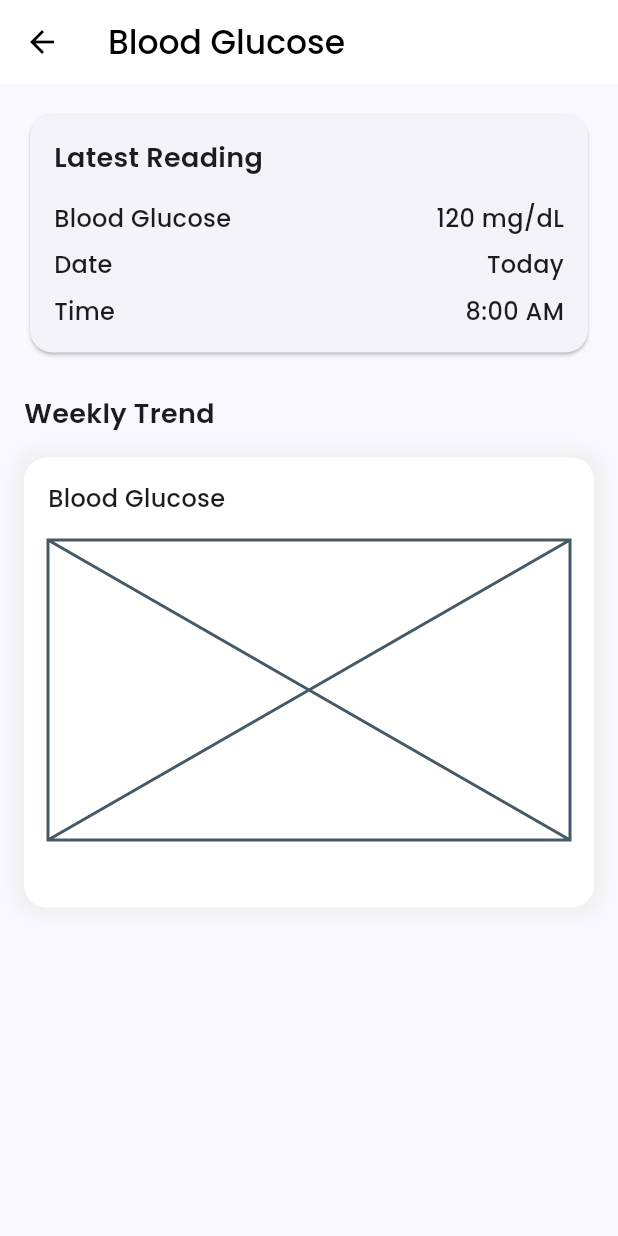
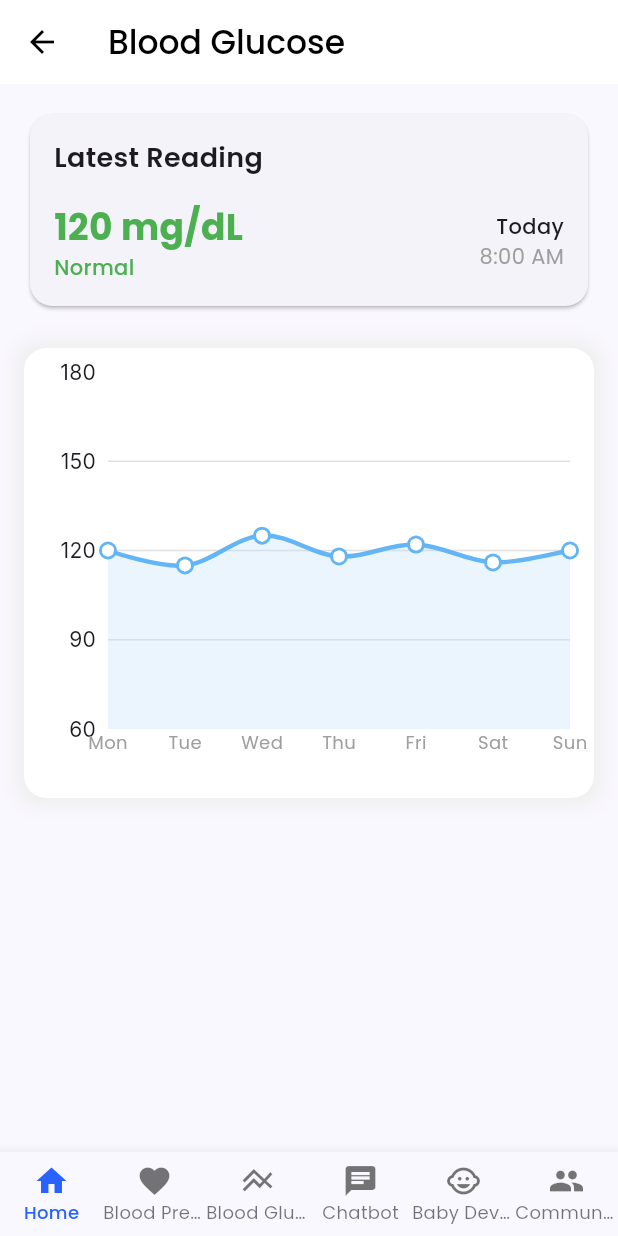
Before and after one commit to GlucoCorp/glucorp_mobile, a Flutter app: the BloodGlucoseScreen screen opened directly, on a phone screen of 412 x 824 dp. Run offline on Flutter 3.47's test engine with Material 3 defaults, Android fonts, the phone set to English and light mode, and no system bars; drawn by our look-alikes of fl_chart; our stand-ins replace flutter_local_notifications, google_fonts, smooth_page_indicator, timezone.

Commit message:
flutter version

```diff
--- a/lib/routes/baby_dev.dart
+++ b/lib/routes/baby_dev.dart
@@ -1,5 +1,7 @@
 import 'package:flutter/material.dart';
 import 'package:intl/intl.dart';
+import 'package:google_fonts/google_fonts.dart';
+import '../widgets/navigation_config.dart';
 
 class PregnancyTracker extends StatefulWidget {
   const PregnancyTracker({Key? key}) : super(key: key);
@@ -10,6 +12,7 @@ class PregnancyTracker extends StatefulWidget {
 
 class _PregnancyTrackerState extends State<PregnancyTracker> {
   int _currentWeek = 1;
+  int _currentIndex = 0;
   DateTime? _dueDate;
   final TextEditingController _weekController = TextEditingController();
 
@@ -182,18 +185,11 @@ class _PregnancyTrackerState extends State<PregnancyTracker> {
                         ],
                       ),
                     ),
-                    // Placeholder for weekly development image
-                    Container(
+                    Image.asset(
+                      'assets/images/embryo.jpeg',
                       height: 200,
                       width: double.infinity,
-                      color: Colors.grey[200],
-                      child: Center(
-                        child: Icon(
-                          Icons.child_care,
-                          size: 100,
-                          color: Colors.grey[400],
-                        ),
-                      ),
+                      fit: BoxFit.cover,
                     ),
                   ],
                 ),
@@ -202,7 +198,14 @@ class _PregnancyTrackerState extends State<PregnancyTracker> {
           ),
         ],
       ),
+      bottomNavigationBar: NavigationConfig().buildBottomNav(context),
     );
+  }
+
+  void _onBottomNavigationTap(int index) {
+    setState(() {
+      _currentIndex = index;
+    });
   }
 
   @override
--- a/lib/routes/blood_glucose.dart
+++ b/lib/routes/blood_glucose.dart
@@ -1,8 +1,25 @@
+// blood_glucose.dart
 import 'package:flutter/material.dart';
 import 'package:google_fonts/google_fonts.dart';
+import 'package:fl_chart/fl_chart.dart';
+import'package:glucorp_mobile/widgets/navigation_config.dart';
 
-// Blood Glucose Page
-class BloodGlucoseScreen extends StatelessWidget {
+class BloodGlucoseScreen extends StatefulWidget {
+  @override
+  _BloodGlucoseScreenState createState() => _BloodGlucoseScreenState();
+}
+
+class _BloodGlucoseScreenState extends State<BloodGlucoseScreen> {
+  final List<FlSpot> glucoseReadings = [
+    FlSpot(0, 120),
+    FlSpot(1, 115),
+    FlSpot(2, 125),
+    FlSpot(3, 118),
+    FlSpot(4, 122),
+    FlSpot(5, 116),
+    FlSpot(6, 120),
+  ];
+
   @override
   Widget build(BuildContext context) {
     return Scaffold(
@@ -26,7 +43,18 @@ class BloodGlucoseScreen extends StatelessWidget {
         child: Column(
           crossAxisAlignment: CrossAxisAlignment.start,
           children: [
-            Card(
+            _buildLatestReading(),
+            SizedBox(height: 24),
+            _buildWeeklyTrend(),
+          ],
+        ),
+      ),
+       bottomNavigationBar: NavigationConfig().buildBottomNav(context),
+    );
+  }
+
+  Widget _buildLatestReading() {
+    return Card(
       shape: RoundedRectangleBorder(
         borderRadius: BorderRadius.circular(15),
       ),
@@ -46,76 +74,53 @@ class BloodGlucoseScreen extends StatelessWidget {
             Row(
               mainAxisAlignment: MainAxisAlignment.spaceBetween,
               children: [
+                Column(
+                  crossAxisAlignment: CrossAxisAlignment.start,
+                  children: [
                     Text(
-                          'Blood Glucose',
+                      '120 mg/dL',
                       style: GoogleFonts.poppins(
-                            fontSize: 16,
-                            fontWeight: FontWeight.w500,
+                        fontSize: 24,
+                        fontWeight: FontWeight.bold,
+                        color: _getGlucoseColor(120),
                       ),
                     ),
                     Text(
-                          '120 mg/dL',
+                      'Normal',
                       style: GoogleFonts.poppins(
-                            fontSize: 16,
+                        color: Colors.green,
                         fontWeight: FontWeight.w500,
                       ),
                     ),
                   ],
                 ),
-                    SizedBox(height: 8),
-                    Row(
-                      mainAxisAlignment: MainAxisAlignment.spaceBetween,
+                Column(
+                  crossAxisAlignment: CrossAxisAlignment.end,
                   children: [
-                        Text(
-                          'Date',
-                          style: GoogleFonts.poppins(
-                            fontSize: 16,
-                            fontWeight: FontWeight.w500,
-                          ),
-                        ),
                     Text(
                       'Today',
                       style: GoogleFonts.poppins(
-                            fontSize: 16,
-                            fontWeight: FontWeight.w500,
-                          ),
-                        ),
-                      ],
-                    ),
-                    SizedBox(height: 8),
-                    Row(
-                      mainAxisAlignment: MainAxisAlignment.spaceBetween,
-                      children: [
-                        Text(
-                          'Time',
-                          style: GoogleFonts.poppins(
-                            fontSize: 16,
                         fontWeight: FontWeight.w500,
                       ),
                     ),
                     Text(
                       '8:00 AM',
                       style: GoogleFonts.poppins(
-                            fontSize: 16,
-                            fontWeight: FontWeight.w500,
+                        color: Colors.grey,
                       ),
                     ),
                   ],
                 ),
               ],
             ),
+          ],
         ),
       ),
-            SizedBox(height: 24),
-            Text(
-              'Weekly Trend',
-              style: GoogleFonts.poppins(
-                fontSize: 18,
-                fontWeight: FontWeight.w600,
-              ),
-            ),
-            SizedBox(height: 16),
-            Container(
+    );
+  }
+
+  Widget _buildWeeklyTrend() {
+    return Container(
       height: 300,
       decoration: BoxDecoration(
         color: Colors.white,
@@ -128,30 +133,89 @@ class BloodGlucoseScreen extends StatelessWidget {
           ),
         ],
       ),
-              child: Padding(
       padding: EdgeInsets.all(16),
-                child: Column(
-                  crossAxisAlignment: CrossAxisAlignment.start,
-                  children: [
-                    Text(
-                      'Blood Glucose',
-                      style: GoogleFonts.poppins(
-                        fontSize: 16,
-                        fontWeight: FontWeight.w500,
+      child: LineChart(
+        LineChartData(
+          gridData: FlGridData(
+            show: true,
+            drawVerticalLine: false,
+            horizontalInterval: 30,
+            getDrawingHorizontalLine: (value) {
+              return FlLine(
+                color: Colors.grey[300],
+                strokeWidth: 1,
+              );
+            },
+          ),
+          titlesData: FlTitlesData(
+            leftTitles: AxisTitles(
+              sideTitles: SideTitles(
+                showTitles: true,
+                interval: 30,
+                reservedSize: 40,
               ),
             ),
-                    SizedBox(height: 16),
-                    Container(
-                      height: 200,
-                      child: Placeholder(),
+            bottomTitles: AxisTitles(
+              sideTitles: SideTitles(
+                showTitles: true,
+                reservedSize: 30,
+                interval: 1,
+                getTitlesWidget: (value, meta) {
+                  const days = ['Mon', 'Tue', 'Wed', 'Thu', 'Fri', 'Sat', 'Sun'];
+                  if (value >= 0 && value < days.length) {
+                    return Text(
+                      days[value.toInt()],
+                      style: GoogleFonts.poppins(
+                        color: Colors.grey,
+                        fontSize: 12,
                       ),
-                  ],
+                    );
+                  }
+                  return Text('');
+                },
               ),
+            ),
+            rightTitles: AxisTitles(
+              sideTitles: SideTitles(showTitles: false),
+            ),
+            topTitles: AxisTitles(
+              sideTitles: SideTitles(showTitles: false),
+            ),
+          ),
+          borderData: FlBorderData(show: false),
+          lineBarsData: [
+            LineChartBarData(
+              spots: glucoseReadings,
+              isCurved: true,
+              color: Colors.blue[300],
+              barWidth: 3,
+              dotData: FlDotData(
+                show: true,
+                getDotPainter: (spot, percent, barData, index) {
+                  return FlDotCirclePainter(
+                    radius: 4,
+                    color: Colors.white,
+                    strokeWidth: 2,
+                    strokeColor: Colors.blue[300]!,
+                  );
+                },
+              ),
+              belowBarData: BarAreaData(
+                show: true,
+                color: Colors.blue[100]!.withOpacity(0.3),
               ),
             ),
           ],
+          minY: 60,
+          maxY: 180,
         ),
       ),
     );
   }
+
+  Color _getGlucoseColor(double value) {
+    if (value < 70) return Colors.red;
+    if (value > 140) return Colors.orange;
+    return Colors.green;
   }
+}
--- a/lib/routes/blood_pressure.dart
+++ b/lib/routes/blood_pressure.dart
@@ -2,13 +2,24 @@
 import 'package:flutter/material.dart';
 import 'package:google_fonts/google_fonts.dart';
 import 'package:fl_chart/fl_chart.dart';
+import '../widgets/navigation_config.dart';
 
 class BloodPressurePage extends StatefulWidget {
   @override
+
   _BloodPressurePageState createState() => _BloodPressurePageState();
 }
 
+class BPReading {
+  final DateTime date;
+  final int systolic;
+  final int diastolic;
+
+  BPReading(this.date, this.systolic, this.diastolic);
+}
+
 class _BloodPressurePageState extends State<BloodPressurePage> {
+  int _currentIndex = 0;
   final List<BPReading> readings = [
     BPReading(DateTime.now().subtract(Duration(days: 6)), 120, 80),
     BPReading(DateTime.now().subtract(Duration(days: 5)), 118, 79),
@@ -162,6 +173,7 @@ class _BloodPressurePageState extends State<BloodPressurePage> {
         backgroundColor: Colors.pink[300],
         child: Icon(Icons.add),
       ),
+       bottomNavigationBar: NavigationConfig().buildBottomNav(context),
     );
   }
 
@@ -183,21 +195,6 @@ class _BloodPressurePageState extends State<BloodPressurePage> {
           ),
         ),
       ],
-    );
+      );
   }
 }
-
-class ChatMessage {
-  final String text;
-  final bool isUser;
-
-  ChatMessage(this.text, this.isUser);
-}
-
-class BPReading {
-  final DateTime date;
-  final int systolic;
-  final int diastolic;
-
-  BPReading(this.date, this.systolic, this.diastolic);
-}
--- a/lib/routes/chatbot.dart
+++ b/lib/routes/chatbot.dart
@@ -1,6 +1,7 @@
 // Chatbot Page
 import 'package:flutter/material.dart';
 import 'package:google_fonts/google_fonts.dart';
+import '../widgets/navigation_config.dart';
 
 class ChatbotPage extends StatefulWidget {
   @override
@@ -22,6 +23,14 @@ class _ChatbotPageState extends State<ChatbotPage> {
       false,
     ),
   ];
+
+  int _currentIndex = 0;
+
+  void _onBottomNavigationTap(int index) {
+    setState(() {
+      _currentIndex = index;
+    });
+  }
 
   @override
   Widget build(BuildContext context) {
@@ -127,6 +136,7 @@ class _ChatbotPageState extends State<ChatbotPage> {
           ),
         ],
       ),
+      bottomNavigationBar: NavigationConfig().buildBottomNav(context),
     );
   }
 }
--- a/lib/routes/community.dart
+++ b/lib/routes/community.dart
@@ -1,8 +1,20 @@
 import 'package:flutter/material.dart';
 import 'package:google_fonts/google_fonts.dart';
+import '../widgets/navigation_config.dart';
+// Community Page
+class CommunityPage extends StatefulWidget {
+  @override
+  _CommunityPageState createState() => _CommunityPageState();
+}
 
-// Community Page
-class CommunityPage extends StatelessWidget {
+class _CommunityPageState extends State<CommunityPage> {
+  int _currentIndex = 0;
+
+  void _onBottomNavigationTap(int index) {
+    setState(() {
+      _currentIndex = index;
+    });
+  }
   @override
   Widget build(BuildContext context) {
     return Scaffold(
@@ -110,6 +122,7 @@ class CommunityPage extends StatelessWidget {
         backgroundColor: Colors.pink[300],
         child: Icon(Icons.add),
       ),
+       bottomNavigationBar: NavigationConfig().buildBottomNav(context),
     );
   }
 }
--- a/lib/widgets/material_app.dart
+++ b/lib/widgets/material_app.dart
@@ -21,6 +21,7 @@ class MyApp extends StatelessWidget {
         '/home': (context) => const HomeScreen(), // Define the Home screen route
         '/forgot-password': (context) => const ForgotPasswordScreen(), // Define the Forgot Password screen route
         //'/email-verification': (context) => const VerificationScreen(), // Define the Email Verification screen route
+
       },
       // Optional: Handle undefined routes
       onUnknownRoute: (settings) => MaterialPageRoute(
--- /dev/null
+++ b/lib/widgets/navigation_config.dart
@@ -0,0 +1,91 @@
+import 'package:flutter/material.dart';
+import 'package:google_fonts/google_fonts.dart';
+import '../routes/home_screen.dart';
+import '../routes/blood_pressure.dart';
+import '../routes/blood_glucose.dart';
+import '../routes/chatbot.dart';
+import '../routes/baby_dev.dart';
+import '../routes/community.dart';
+
+class NavigationConfig extends ChangeNotifier {
+  int _currentIndex = 0;
+
+  int get currentIndex => _currentIndex;
+
+  // Singleton pattern
+  static final NavigationConfig _instance = NavigationConfig._internal();
+
+  factory NavigationConfig() {
+    return _instance;
+  }
+
+  NavigationConfig._internal();
+
+  final List<NavigationItem> items = [
+    NavigationItem(
+      icon: Icons.home,
+      label: 'Home',
+      widget: HomeScreen(),
+    ),
+    NavigationItem(
+      icon: Icons.favorite,
+      label: 'Blood Pressure',
+      widget: BloodPressurePage(),
+    ),
+    NavigationItem(
+      icon: Icons.line_axis,
+      label: 'Blood Glucose',
+      widget: BloodGlucoseScreen(),
+    ),
+    NavigationItem(
+      icon: Icons.chat,
+      label: 'Chatbot',
+      widget: ChatbotPage(),
+    ),
+    NavigationItem(
+      icon: Icons.child_care,
+      label: 'Baby Development',
+      widget: PregnancyTracker(),
+    ),
+    NavigationItem(
+      icon: Icons.people,
+      label: 'Community',
+      widget: CommunityPage(),
+    ),
+  ];
+
+  Widget buildBottomNav(BuildContext context) {
+    return BottomNavigationBar(
+      currentIndex: _currentIndex,
+      onTap: (index) {
+        _currentIndex = index;
+        notifyListeners();
+      },
+      type: BottomNavigationBarType.fixed,
+      selectedLabelStyle: GoogleFonts.poppins(
+        fontSize: 12,
+        fontWeight: FontWeight.w500,
+      ),
+      unselectedLabelStyle: GoogleFonts.poppins(
+        fontSize: 12,
+        fontWeight: FontWeight.w400,
+      ),
+      items: items.map((item) => BottomNavigationBarItem(
+        icon: Icon(item.icon),
+        label: item.label,
+      )).toList(),
+    );
+  }
+}
+
+class NavigationItem {
+  final IconData icon;
+  final String label;
+  final Widget widget;
+
+  NavigationItem({
+    required this.icon,
+    required this.label,
+    required this.widget,
+  });
+}
```
Also changed, not shown: assets/images/embryo.jpeg (added). Lines whose indentation alone changed are shown as unchanged.
